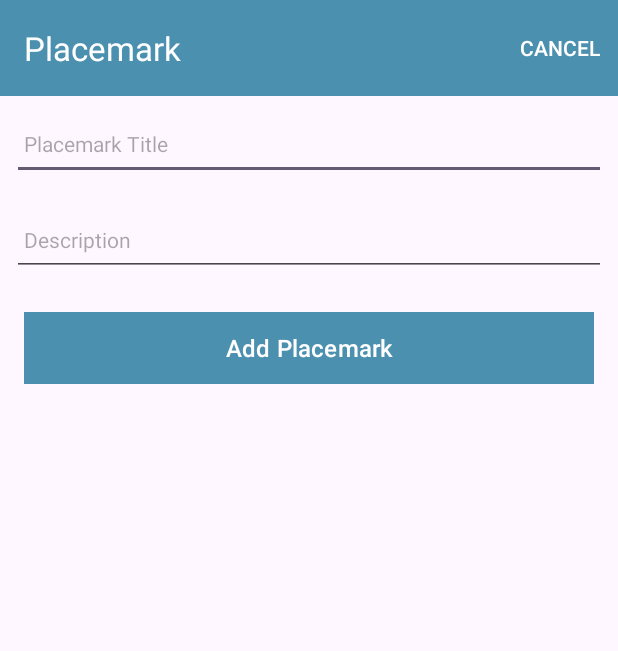
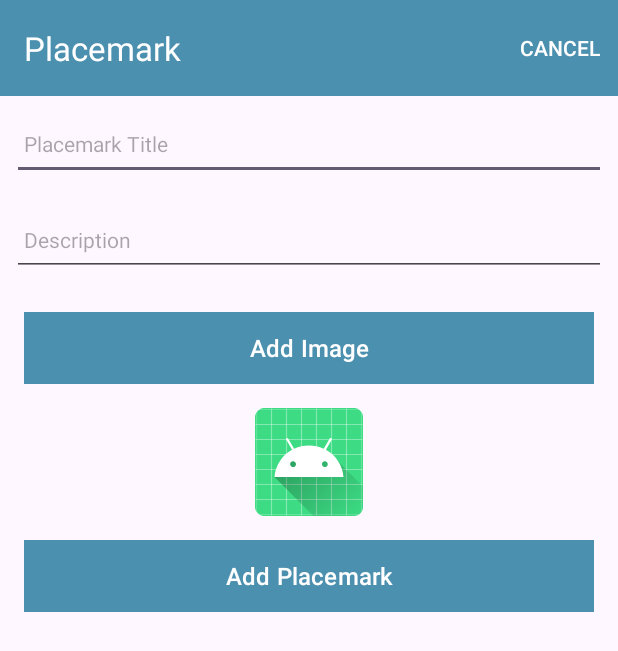
Before and after one commit to jmcied/Placemark-Android, an Android app: the PlacemarkActivity screen opened directly, with no data from a screen before it, on a phone screen of 412 x 824 dp. Shown: the top 651 px of the screen. Run offline under Robolectric (Android 15) with nearby library versions, the phone set to English and light mode, and no system bars; our stand-ins replace Timber.

Commit message:
Add placemark image

```diff
--- a/app/src/main/java/org/wit/placemark/activities/PlacemarkActivity.kt
+++ b/app/src/main/java/org/wit/placemark/activities/PlacemarkActivity.kt
@@ -52,6 +52,9 @@ class PlacemarkActivity : AppCompatActivity() {
                 setResult(RESULT_OK)
                 finish()
             }
+        binding.chooseImage.setOnClickListener {
+            i("Select image")
+        }
         }
 
     override fun onCreateOptionsMenu(menu: Menu): Boolean {
--- a/app/src/main/res/layout/activity_placemark.xml
+++ b/app/src/main/res/layout/activity_placemark.xml
@@ -66,6 +66,24 @@
                 android:textColor="@color/colorPrimaryDark"
                 android:textSize="14sp" />
 
+            <Button
+                android:id="@+id/chooseImage"
+                android:layout_width="match_parent"
+                android:layout_height="wrap_content"
+                android:layout_margin="16dp"
+                android:background="@color/colorAccent"
+                android:paddingBottom="8dp"
+                android:paddingTop="8dp"
+                android:text="@string/button_addImage"
+                android:textColor="@color/colorPrimary"
+                android:textSize="16sp"/>
+
+            <ImageView
+                android:id="@+id/placemarkImage"
+                android:layout_width="match_parent"
+                android:layout_height="wrap_content"
+                app:srcCompat="@mipmap/ic_launcher"/>
+
         <Button
            android:id="@+id/btnAdd"
            android:layout_width="match_parent"
--- a/app/src/main/res/values/strings.xml
+++ b/app/src/main/res/values/strings.xml
@@ -7,4 +7,5 @@
     <string name="menu_cancelPlacemark">Cancel</string>
     <string name="enter_placemark_title">Please enter a Placemark Title</string>
     <string name="save_placemark">Save Placemark</string>
+    <string name="button_addImage"> Add Image </string>
 </resources>
```
